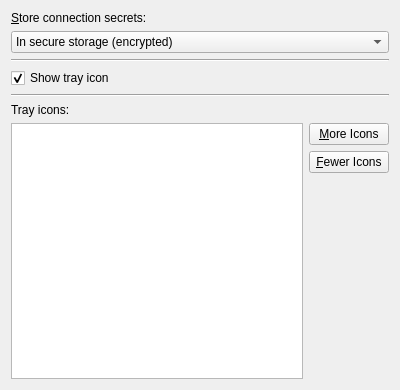
netrunner-debian-kde-extras/networkmanagement, file settings/config/traysettings.ui: the form before one commit.
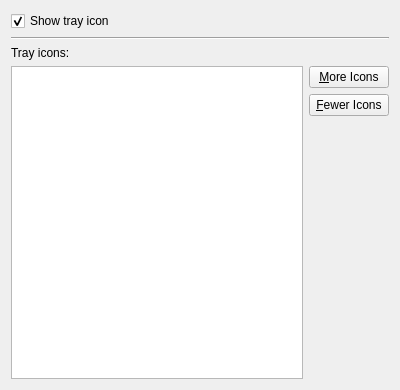
The form after the commit.

```diff
--- a/settings/config/traysettings.ui
+++ b/settings/config/traysettings.ui
@@ -11,45 +11,6 @@
    </rect>
   </property>
   <layout class="QVBoxLayout" name="verticalLayout">
-   <item>
-    <widget class="QLabel" name="label_2">
-     <property name="text">
-      <string>&amp;Store connection secrets: </string>
-     </property>
-     <property name="buddy">
-      <cstring>kcfg_SecretStorageMode</cstring>
-     </property>
-    </widget>
-   </item>
-   <item>
-    <widget class="QComboBox" name="kcfg_SecretStorageMode">
-     <property name="currentIndex">
-      <number>2</number>
-     </property>
-     <item>
-      <property name="text">
-       <string>Do not store (always prompt)</string>
-      </property>
-     </item>
-     <item>
-      <property name="text">
-       <string>In file (unencrypted)</string>
-      </property>
-     </item>
-     <item>
-      <property name="text">
-       <string>In secure storage (encrypted)</string>
-      </property>
-     </item>
-    </widget>
-   </item>
-   <item>
-    <widget class="Line" name="line_2">
-     <property name="orientation">
-      <enum>Qt::Horizontal</enum>
-     </property>
-    </widget>
-   </item>
    <item>
     <widget class="QCheckBox" name="kcfg_Autostart">
      <property name="text">
```
Left out of the diff: 9 changed lines with no effect on the pictures.
